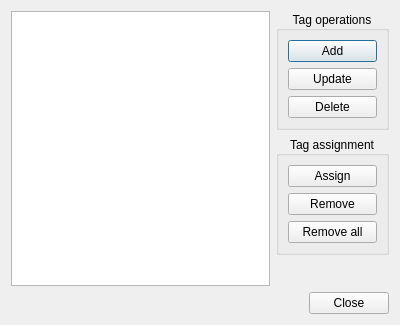
Above: src/gui/ui/dlg_tags.ui from psakar/datovka before the change. Below: the same form after it.
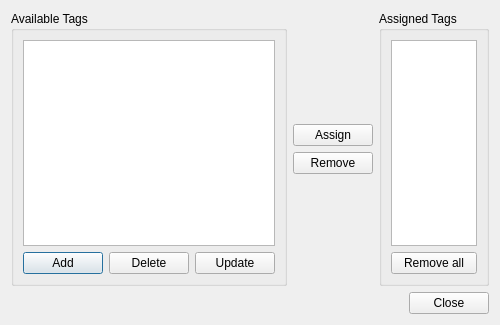
That is the form after the change. Icons and pictures are not drawn.

Commit message: Using two tag list views to edit tag assignment.

What changed in the file:
```diff
--- a/src/gui/ui/dlg_tags.ui
+++ b/src/gui/ui/dlg_tags.ui
@@ -6,7 +6,7 @@
    <rect>
     <x>0</x>
     <y>0</y>
-    <width>400</width>
+    <width>500</width>
     <height>325</height>
    </rect>
   </property>
@@ -17,7 +17,13 @@
    <item>
     <layout class="QHBoxLayout" name="horizontalLayout">
      <item>
-      <widget class="QListView" name="tagListView">
+      <widget class="QGroupBox" name="availableGroup">
+       <property name="title">
+        <string>Available Tags</string>
+       </property>
+       <layout class="QVBoxLayout" name="verticalLayout_5">
+        <item>
+         <widget class="QListView" name="availableTagsView">
        <property name="selectionMode">
         <enum>QAbstractItemView::SingleSelection</enum>
        </property>
@@ -27,27 +33,15 @@
       </widget>
      </item>
      <item>
-      <layout class="QVBoxLayout" name="verticalLayout">
-       <item>
-        <widget class="QGroupBox" name="tagOperGroup">
-         <property name="title">
-          <string>Tag operations</string>
-         </property>
-         <property name="alignment">
-          <set>Qt::AlignCenter</set>
-         </property>
-         <layout class="QVBoxLayout" name="verticalLayout_3">
+         <layout class="QHBoxLayout" name="horizontalLayout_2">
           <item>
            <widget class="QPushButton" name="pushButtonAdd">
             <property name="text">
              <string>Add</string>
             </property>
-           </widget>
-          </item>
-          <item>
-           <widget class="QPushButton" name="pushButtonUpdate">
-            <property name="text">
-             <string>Update</string>
+            <property name="icon">
+             <iconset resource="../../../res/resources.qrc">
+              <normaloff>:/icons/3party/plus_16.png</normaloff>:/icons/3party/plus_16.png</iconset>
             </property>
            </widget>
           </item>
@@ -58,40 +52,53 @@
             </property>
            </widget>
           </item>
+          <item>
+           <widget class="QPushButton" name="pushButtonUpdate">
+            <property name="text">
+             <string>Update</string>
+            </property>
+            <property name="icon">
+             <iconset resource="../../../res/resources.qrc">
+              <normaloff>:/icons/3party/pencil_16.png</normaloff>:/icons/3party/pencil_16.png</iconset>
+            </property>
+           </widget>
+          </item>
          </layout>
+        </item>
+       </layout>
         </widget>
        </item>
        <item>
-        <widget class="QGroupBox" name="tagAssignGroup">
-         <property name="title">
-          <string>Tag assignment</string>
+      <layout class="QVBoxLayout" name="asssignmentButtonGroup">
+       <item>
+        <spacer name="verticalSpacer_2">
+         <property name="orientation">
+          <enum>Qt::Vertical</enum>
          </property>
-         <property name="alignment">
-          <set>Qt::AlignCenter</set>
+         <property name="sizeHint" stdset="0">
+          <size>
+           <width>20</width>
+           <height>40</height>
+          </size>
          </property>
-         <layout class="QVBoxLayout" name="verticalLayout_4">
+        </spacer>
+       </item>
           <item>
-           <widget class="QPushButton" name="pushButtonAssign">
+        <widget class="QPushButton" name="assignButton">
             <property name="text">
              <string>Assign</string>
             </property>
            </widget>
           </item>
           <item>
-           <widget class="QPushButton" name="pushButtonRemove">
+        <widget class="QPushButton" name="removeButton">
             <property name="text">
              <string>Remove</string>
             </property>
-           </widget>
-          </item>
-          <item>
-           <widget class="QPushButton" name="pushButtonRemoveAll">
-            <property name="text">
-             <string>Remove all</string>
-            </property>
-           </widget>
-          </item>
-         </layout>
+         <property name="icon">
+          <iconset resource="../../../res/resources.qrc">
+           <normaloff>:/icons/3party/left_16.png</normaloff>:/icons/3party/left_16.png</iconset>
+         </property>
         </widget>
        </item>
        <item>
@@ -109,6 +116,33 @@
        </item>
       </layout>
      </item>
+     <item>
+      <layout class="QHBoxLayout" name="assignedLayout">
+       <item>
+        <widget class="QGroupBox" name="assignedGroup">
+         <property name="title">
+          <string>Assigned Tags</string>
+         </property>
+         <layout class="QVBoxLayout" name="verticalLayout_3">
+          <item>
+           <widget class="QListView" name="assignedTagsView"/>
+          </item>
+          <item>
+           <widget class="QPushButton" name="removeAllButton">
+            <property name="text">
+             <string>Remove all</string>
+            </property>
+            <property name="icon">
+             <iconset resource="../../../res/resources.qrc">
+              <normaloff>:/icons/3party/left_16.png</normaloff>:/icons/3party/left_16.png</iconset>
+            </property>
+           </widget>
+          </item>
+         </layout>
+        </widget>
+       </item>
+      </layout>
+     </item>
     </layout>
    </item>
    <item>
```
Left out of the diff: 12 changed lines with no effect on the pictures. Lines whose indentation alone changed are shown as unchanged. The commit also changes 4 other files.
